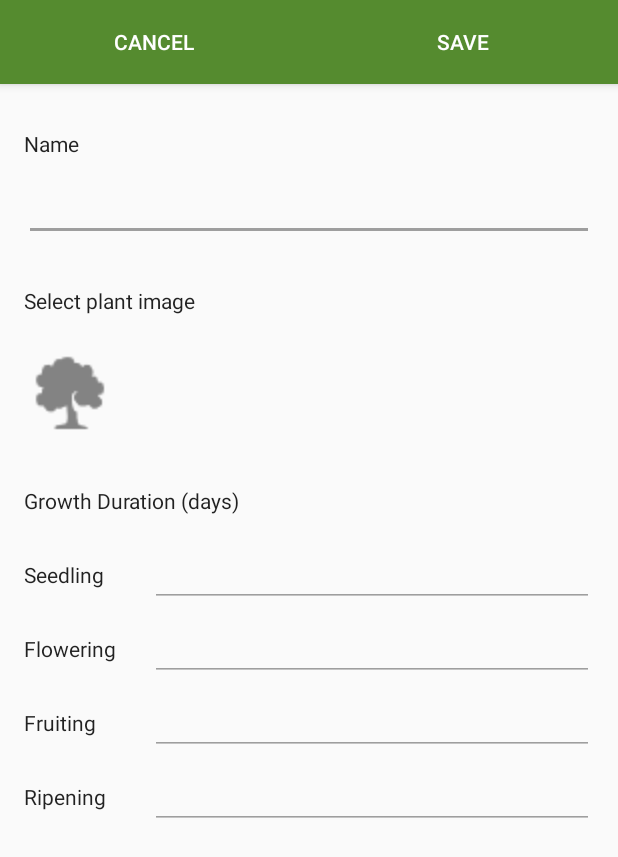
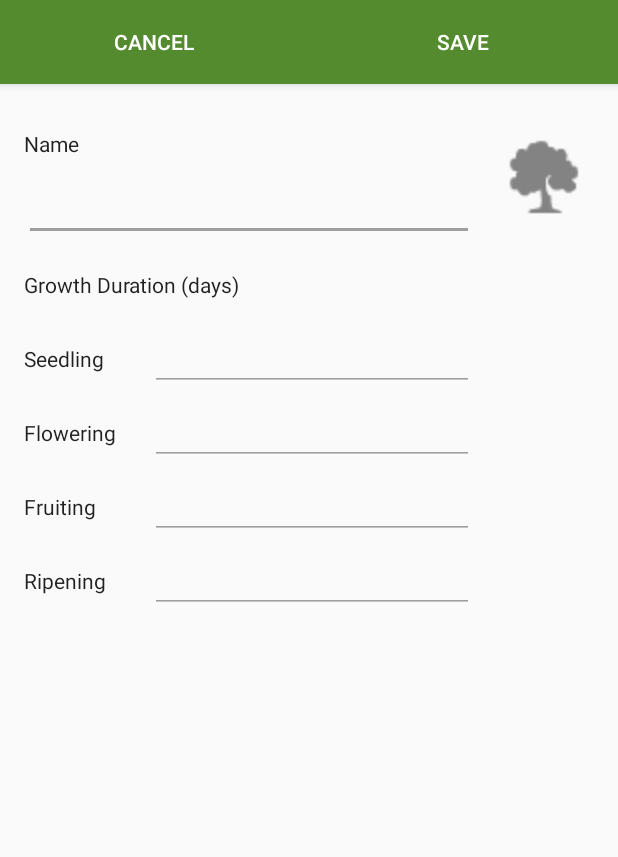
Before and after one commit to jmuthu/Poovali, an Android app: the screen it shows after launch (AddPlantActivity), after a tap on "New plant", on a phone screen of 412 x 824 dp. Shown: the top 857 px of the screen. Run offline under Robolectric (Android 15) with nearby library versions, the phone set to English and light mode, and no system bars.

Commit message:
Refactored setting image for plant/batches

```diff
--- a/app/src/main/java/com/github/jmuthu/poovali/activity/MainActivity.java
+++ b/app/src/main/java/com/github/jmuthu/poovali/activity/MainActivity.java
@@ -87,7 +87,6 @@ public class MainActivity extends AppCompatActivity {
     public boolean onCreateOptionsMenu(Menu menu) {
         MenuInflater inflater = getMenuInflater();
         inflater.inflate(R.menu.main, menu);
-        onPrepareOptionsMenu(menu);
         return true;
     }
 
@@ -98,6 +97,7 @@ public class MainActivity extends AppCompatActivity {
         } else {
             menu.findItem(R.id.add_event).setVisible(true);
         }
+        menu.findItem(R.id.edit).setVisible(false);
         menu.findItem(R.id.delete).setVisible(false);
         return true;
     }
--- a/app/src/main/java/com/github/jmuthu/poovali/fragment/EventListFragment.java
+++ b/app/src/main/java/com/github/jmuthu/poovali/fragment/EventListFragment.java
@@ -86,7 +86,8 @@ public class EventListFragment extends Fragment {
             holder.mEventCreatedDateView.setText(date);
             String description = holder.mItem.getDescription();
             holder.mEventDescriptionView.setText(description);
-            holder.mEventIconView.setImageResource(getResources().getIdentifier(holder.mItem.getImageName(),
+            holder.mEventIconView.setImageResource(getResources().getIdentifier(
+                    Helper.getImageFileName(holder.mItem.getName()),
                     "drawable",
                     holder.mEventIconView.getContext().getPackageName()));
 
--- a/app/src/main/java/com/github/jmuthu/poovali/fragment/PlantListFragment.java
+++ b/app/src/main/java/com/github/jmuthu/poovali/fragment/PlantListFragment.java
@@ -89,14 +89,8 @@ public class PlantListFragment extends Fragment {
             }
 
             Helper.setOverDueText(holder.mPlant, holder.mNextBatchDueView, Color.rgb(255, 140, 0));
-            if (holder.mPlant.getImageUri() != null) {
-                holder.mIconView.setImageURI(holder.mPlant.getImageUri());
-            } else {
-                holder.mIconView.setImageResource(getResources().getIdentifier(
-                        holder.mPlant.getImageName(),
-                        "drawable",
-                        holder.mIconView.getContext().getPackageName()));
-            }
+            Helper.setImageSrc(holder.mIconView, holder.mPlant);
+
             holder.mView.setOnClickListener(new View.OnClickListener() {
                 @Override
                 public void onClick(View v) {
--- a/app/src/main/java/com/github/jmuthu/poovali/interfaces/DisplayableItem.java
+++ b/app/src/main/java/com/github/jmuthu/poovali/interfaces/DisplayableItem.java
@@ -7,7 +7,7 @@ public interface DisplayableItem {
 
     String getName();
 
-    String getImageName();
+    String getTypeName();
 
     Uri getImageUri();
 }
--- a/app/src/main/java/com/github/jmuthu/poovali/model/Plant.java
+++ b/app/src/main/java/com/github/jmuthu/poovali/model/Plant.java
@@ -63,6 +63,10 @@ public class Plant implements Serializable, DisplayableItem {
         this.name = name;
     }
 
+    public String getTypeName() {
+        return name;
+    }
+
     public Integer getCropDuration() {
         Integer cropDuration = 0;
         for (Integer value : growthStageMap.values()) {
@@ -98,10 +102,6 @@ public class Plant implements Serializable, DisplayableItem {
         if (imageUri != null) {
             this.imageUri = imageUri.toString();
         }
-    }
-
-    public String getImageName() {
-        return Helper.getImageFileName(name);
     }
 
     @Override
--- a/app/src/main/java/com/github/jmuthu/poovali/model/event/Event.java
+++ b/app/src/main/java/com/github/jmuthu/poovali/model/event/Event.java
@@ -2,12 +2,10 @@ package com.github.jmuthu.poovali.model.event;
 
 import android.net.Uri;
 
-import com.github.jmuthu.poovali.interfaces.DisplayableItem;
-
 import java.io.Serializable;
 import java.util.Date;
 
-public abstract class Event implements Serializable, DisplayableItem {
+public abstract class Event implements Serializable {
     private static final long serialVersionUID = 1L;
 
     private String id;
@@ -52,6 +50,8 @@ public abstract class Event implements Serializable, DisplayableItem {
         return getName();
     }
 
+    public abstract String getName();
+
     public Uri getImageUri() {
         return null;
     }
--- a/app/src/main/java/com/github/jmuthu/poovali/model/event/SowBatchEvent.java
+++ b/app/src/main/java/com/github/jmuthu/poovali/model/event/SowBatchEvent.java
@@ -8,6 +8,7 @@ public class SowBatchEvent extends Event implements Serializable {
     private static final long serialVersionUID = 1L;
     private final String NAME = "Sow";
 
+    @Override
     public String getName() {
         return NAME;
     }
--- a/app/src/main/java/com/github/jmuthu/poovali/utility/Helper.java
+++ b/app/src/main/java/com/github/jmuthu/poovali/utility/Helper.java
@@ -1,7 +1,11 @@
 package com.github.jmuthu.poovali.utility;
 
+import android.content.Context;
+import android.widget.ImageView;
 import android.widget.TextView;
 
+import com.github.jmuthu.poovali.R;
+import com.github.jmuthu.poovali.interfaces.DisplayableItem;
 import com.github.jmuthu.poovali.model.Plant;
 
 import java.text.DateFormat;
@@ -16,6 +20,22 @@ public class Helper {
     public static final String ARG_BATCH_ID = "BATCH_ID";
     public static final DateFormat DATE_FORMAT = DateFormat.getDateInstance(DateFormat.MEDIUM);
     public static final DateFormat TIME_FORMAT = DateFormat.getTimeInstance(DateFormat.SHORT);
+
+    public static void setImageSrc(ImageView imageView, DisplayableItem item) {
+        if (item.getImageUri() != null) {
+            imageView.setImageURI(item.getImageUri());
+        } else {
+            String name = getImageFileName(item.getTypeName());
+            Context context = imageView.getContext();
+            int resId = context.getResources().getIdentifier(name,
+                    "drawable",
+                    context.getPackageName());
+            if (resId == 0) {
+                resId = R.drawable.add_plant;
+            }
+            imageView.setImageResource(resId);
+        }
+    }
 
     public static String getImageFileName(String name)
     {
--- a/app/src/main/res/layout/content_add_plant.xml
+++ b/app/src/main/res/layout/content_add_plant.xml
@@ -26,6 +26,7 @@
             android:layout_height="wrap_content"
             android:layout_below="@+id/plant_name_label"
             android:layout_marginStart="@dimen/list_icon_padding_start"
+            android:layout_toStartOf="@+id/plant_image"
             android:layout_marginEnd="@dimen/list_text_padding_end"
             android:backgroundTint="#9E9E9E"
             android:inputType="textCapSentences"
@@ -34,21 +35,20 @@
             android:minLines="1"
             android:textCursorDrawable="@drawable/cursor" />
 
-        <TextView
+        <!--TextView
             android:id="@+id/plant_image_label"
             style="@style/AddPlantLabel"
             android:layout_below="@+id/plant_name"
-            android:text="@string/select_plant_image" />
+            android:text="@string/select_plant_image" /-->
 
         <ImageView
             android:id="@+id/plant_image"
-            android:layout_below="@+id/plant_image_label"
-            android:layout_marginStart="@dimen/list_icon_padding_start"
+            android:layout_alignTop="@+id/plant_name_label"
+            android:layout_alignParentEnd="true"
             android:src="@drawable/add_plant"
             android:layout_width="64dp"
             android:layout_height="64dp"
-            android:layout_marginEnd="15dp"
-            android:layout_marginTop="10dip"
+            android:layout_marginEnd="@dimen/list_text_padding_end"
             android:scaleType="fitEnd"
             android:clickable="true"
             android:onClick="selectImage" />
@@ -69,6 +69,7 @@
             android:id="@+id/seedling_days"
             android:layout_below="@+id/plant_growth_stage_label"
             android:layout_alignBaseline="@+id/seedling_label"
+            android:layout_toStartOf="@+id/plant_image"
             style="@style/GrowStageInput" />
 
         <TextView
@@ -81,6 +82,7 @@
             android:id="@+id/flowering_days"
             android:layout_below="@+id/seedling_label"
             android:layout_alignBaseline="@+id/flowering_label"
+            android:layout_toStartOf="@+id/plant_image"
             style="@style/GrowStageInput" />
 
         <TextView
@@ -92,6 +94,7 @@
         <EditText
             android:id="@+id/fruiting_days"
             android:layout_below="@+id/flowering_label"
+            android:layout_toStartOf="@+id/plant_image"
             android:layout_alignBaseline="@+id/fruiting_label"
             style="@style/GrowStageInput" />
 
@@ -104,6 +107,7 @@
         <EditText
             android:id="@+id/ripening_days"
             android:layout_below="@+id/fruiting_label"
+            android:layout_toStartOf="@+id/plant_image"
             android:layout_alignBaseline="@+id/ripening_label"
             style="@style/GrowStageInput" />
 
```
Also changed, not shown: app/src/main/java/com/github/jmuthu/poovali/activity/AddEventActivity.java (+1 -8 lines), app/src/main/java/com/github/jmuthu/poovali/activity/AddPlantActivity.java (+26 -12 lines), app/src/main/java/com/github/jmuthu/poovali/activity/BatchDetailActivity.java (+2 -7 lines), app/src/main/java/com/github/jmuthu/poovali/activity/EventDetailActivity.java (+4 -9 lines), app/src/main/java/com/github/jmuthu/poovali/activity/PlantDetailActivity.java (+1 -8 lines), app/src/main/java/com/github/jmuthu/poovali/fragment/BatchListFragment.java (+3 -9 lines), app/src/main/java/com/github/jmuthu/poovali/model/Batch.java (+4 -8 lines), app/src/main/java/com/github/jmuthu/poovali/model/event/BatchActivityEvent.java (+1 -6 lines).
